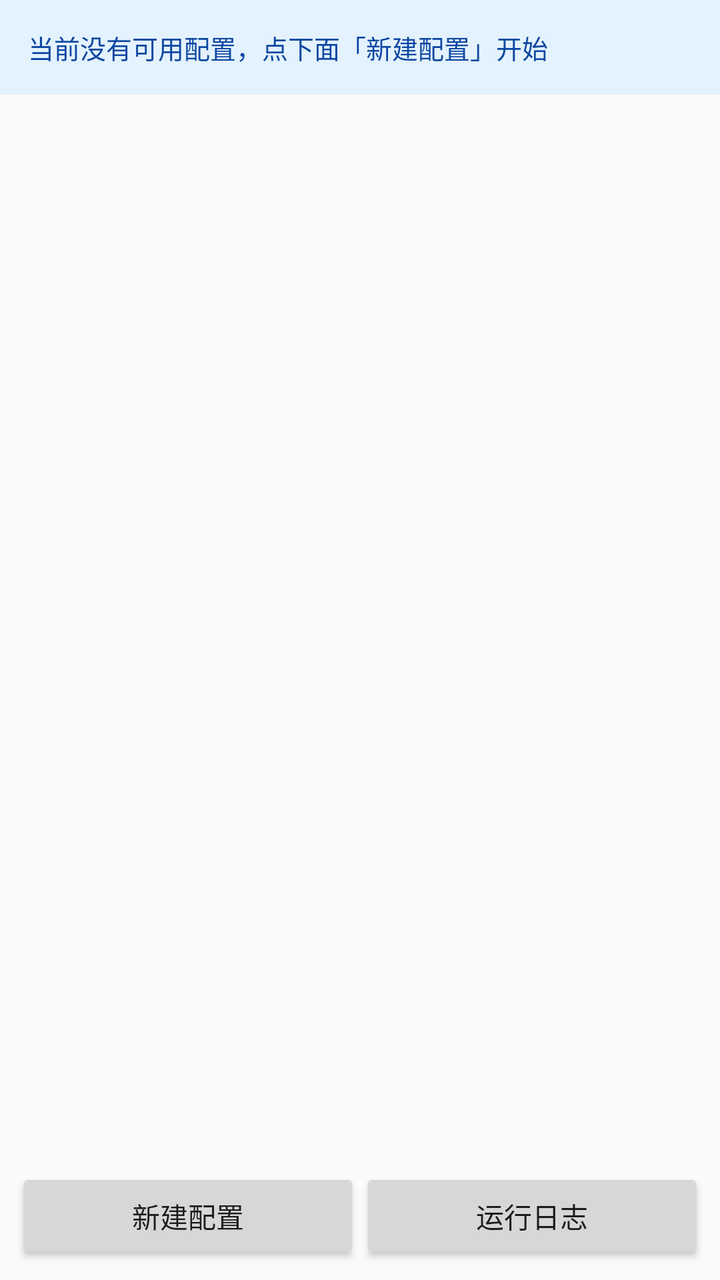
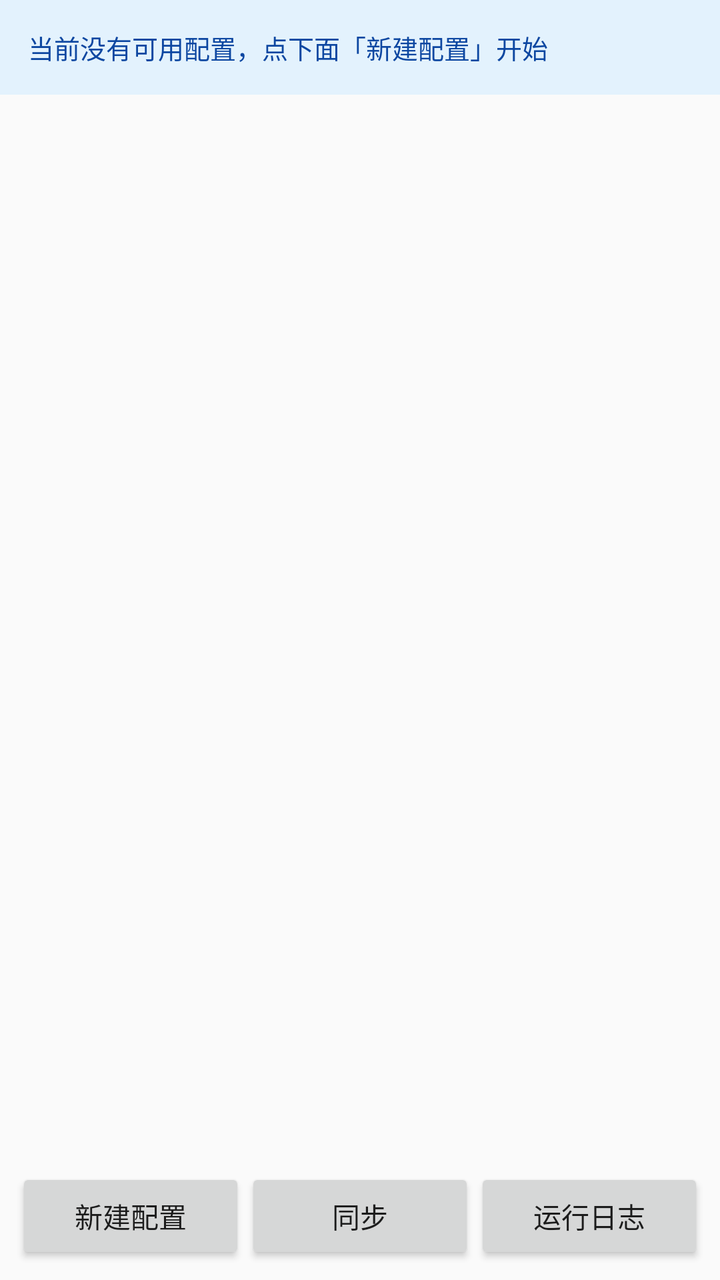

Compare the two renders of this Android layout. The source of the first and the diff that turns it into the second are given below.
<!-- AndroidManifest.xml: application theme AppTheme -->
<!-- res/layout/activity_main.xml -->
<?xml version="1.0" encoding="utf-8"?>
<LinearLayout xmlns:android="http://schemas.android.com/apk/res/android"
    android:layout_width="match_parent"
    android:layout_height="match_parent"
    android:orientation="vertical">

    <TextView
        android:id="@+id/status"
        android:layout_width="match_parent"
        android:layout_height="wrap_content"
        android:background="#E3F2FD"
        android:padding="14dp"
        android:textSize="13sp"
        android:textColor="#0D47A1"
        android:text="当前没有可用配置，点下面「新建配置」开始" />

    <ListView
        android:id="@+id/list"
        android:layout_width="match_parent"
        android:layout_height="0dp"
        android:layout_weight="1"
        android:divider="#EEEEEE"
        android:dividerHeight="1dp" />

    <LinearLayout
        android:layout_width="match_parent"
        android:layout_height="wrap_content"
        android:orientation="horizontal"
        android:padding="8dp">

        <Button
            android:id="@+id/btnNew"
            android:layout_width="0dp"
            android:layout_height="wrap_content"
            android:layout_weight="1"
            android:text="@string/btn_new" />

        <Button
            android:id="@+id/btnLog"
            android:layout_width="0dp"
            android:layout_height="wrap_content"
            android:layout_weight="1"
            android:text="@string/title_log" />
    </LinearLayout>
</LinearLayout>
<!-- resources referenced by this layout -->
<resources>
  <string name="btn_new">新建配置</string>
  <string name="title_log">运行日志</string>
  <style name="AppTheme" parent="android:Theme.Material.Light.DarkActionBar">
          <item name="android:colorPrimary">#1565C0</item>
          <item name="android:colorPrimaryDark">#0D47A1</item>
          <item name="android:colorAccent">#1E88E5</item>
      </style>
</resources>

<!-- the commit's change to res/layout/activity_main.xml (unified diff, before → after) -->
@@ -36,6 +36,13 @@
             android:text="@string/btn_new" />
 
         <Button
+            android:id="@+id/btnSync"
+            android:layout_width="0dp"
+            android:layout_height="wrap_content"
+            android:layout_weight="1"
+            android:text="@string/btn_sync" />
+
+        <Button
             android:id="@+id/btnLog"
             android:layout_width="0dp"
             android:layout_height="wrap_content"
<!-- resource entries referenced after the edit -->
@@ -1,6 +1,7 @@
 <!-- resources referenced by this layout -->
 <resources>
   <string name="btn_new">新建配置</string>
+  <string name="btn_sync">同步</string>
   <string name="title_log">运行日志</string>
   <style name="AppTheme" parent="android:Theme.Material.Light.DarkActionBar">
           <item name="android:colorPrimary">#1565C0</item>
